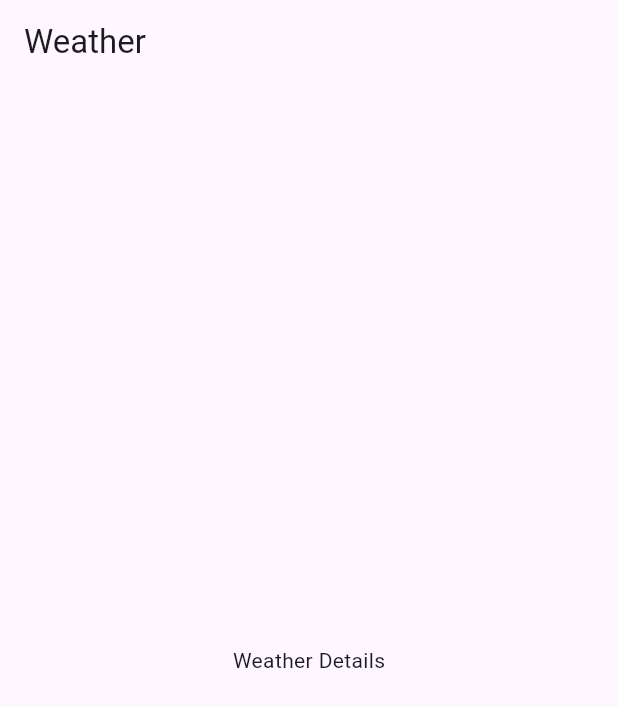
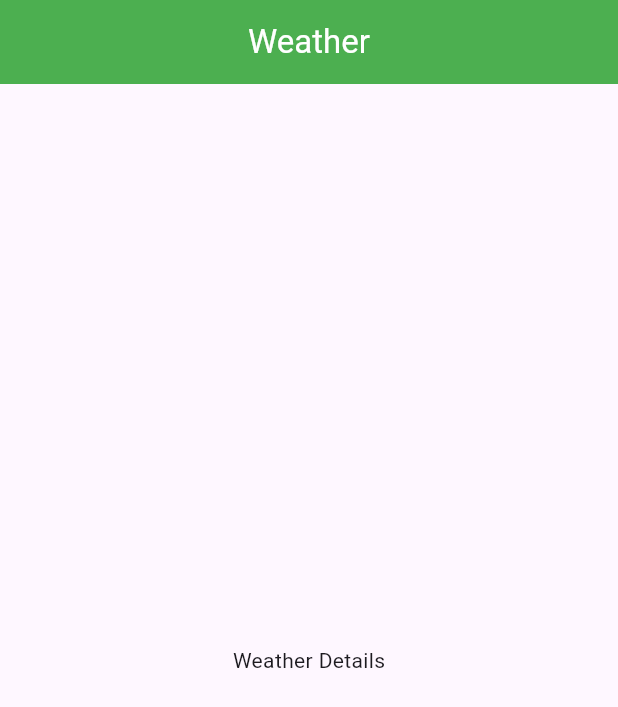
Before and after one commit to tech-aziz/flutter_weather_app, a Flutter app: the screen it shows after launch, on a phone screen of 412 x 824 dp. Shown: the top 707 px of the screen. Run offline on Flutter 3.47's test engine with Material 3 defaults, Android fonts, the phone set to English and light mode, and no system bars; our stand-ins replace auto_size_text, flutter_screenutil, get.

Commit message:
navigation bug fixed

```diff
--- a/lib/app/modules/home/view/home_view.dart
+++ b/lib/app/modules/home/view/home_view.dart
@@ -11,7 +11,10 @@ class _HomeViewState extends State<HomeView> {
   Widget build(BuildContext context) {
     return Scaffold(
       appBar: AppBar(
-        title: Text('Home'),
+        backgroundColor: Colors.lightBlue,
+        title: const Text('Home'),
+        centerTitle: true,
+
       ),
     );
   }
--- a/lib/app/routes/app_routes.dart
+++ b/lib/app/routes/app_routes.dart
@@ -0,0 +1,22 @@
+import 'package:get/get.dart';
+
+import '../../home.dart';
+import '../modules/splash/view/splash_view.dart';
+// Import your screen files
+
+class AppRoutes {
+  static const String splash = '/splash';
+  static const String home = '/home';
+
+
+  static List<GetPage> get pages => [
+    GetPage(
+      name: splash,
+      page: () => const SplashView(),
+    ),
+    GetPage(
+      name: home,
+      page: () => const HomeView(),
+    ),
+  ];
+}
--- a/lib/home.dart
+++ b/lib/home.dart
@@ -1,4 +1,5 @@
 import 'package:flutter/material.dart';
+import 'package:flutter_weather_app/app/config/style/custom_text_style.dart';
 
 class HomeView extends StatefulWidget {
   const HomeView({super.key});
@@ -12,7 +13,9 @@ class _HomeViewState extends State<HomeView> {
   Widget build(BuildContext context) {
     return Scaffold(
       appBar: AppBar(
-        title: const Text('Weather'),
+        backgroundColor: Colors.green,
+        title:  Text('Weather',style: textStyle(textColor: Colors.white),),
+        centerTitle: true,
       ),
       body: const Center(
         child: Text('Weather Details'),
--- a/lib/main.dart
+++ b/lib/main.dart
@@ -3,6 +3,7 @@ import 'package:flutter/services.dart';
 import 'package:flutter_screenutil/flutter_screenutil.dart';
 import 'package:get/get_navigation/src/root/get_material_app.dart';
 
+import 'app/routes/app_routes.dart';
 import 'home.dart';
 
 void main() {
@@ -24,12 +25,13 @@ class MyApp extends StatelessWidget {
       designSize: const Size(375, 812),
       child: GetMaterialApp(
         debugShowCheckedModeBanner: false,
+        initialRoute: AppRoutes.splash,
+        getPages: AppRoutes.pages,
         title: 'Flutter Weather App',
         theme: ThemeData(
           colorScheme: ColorScheme.fromSeed(seedColor: Colors.deepPurple),
           useMaterial3: true,
         ),
-        home: const HomeView(),
       ),
     );
   }
```
Also changed, not shown: lib/app/modules/splash/view/splash_view.dart (+4 -5 lines).
